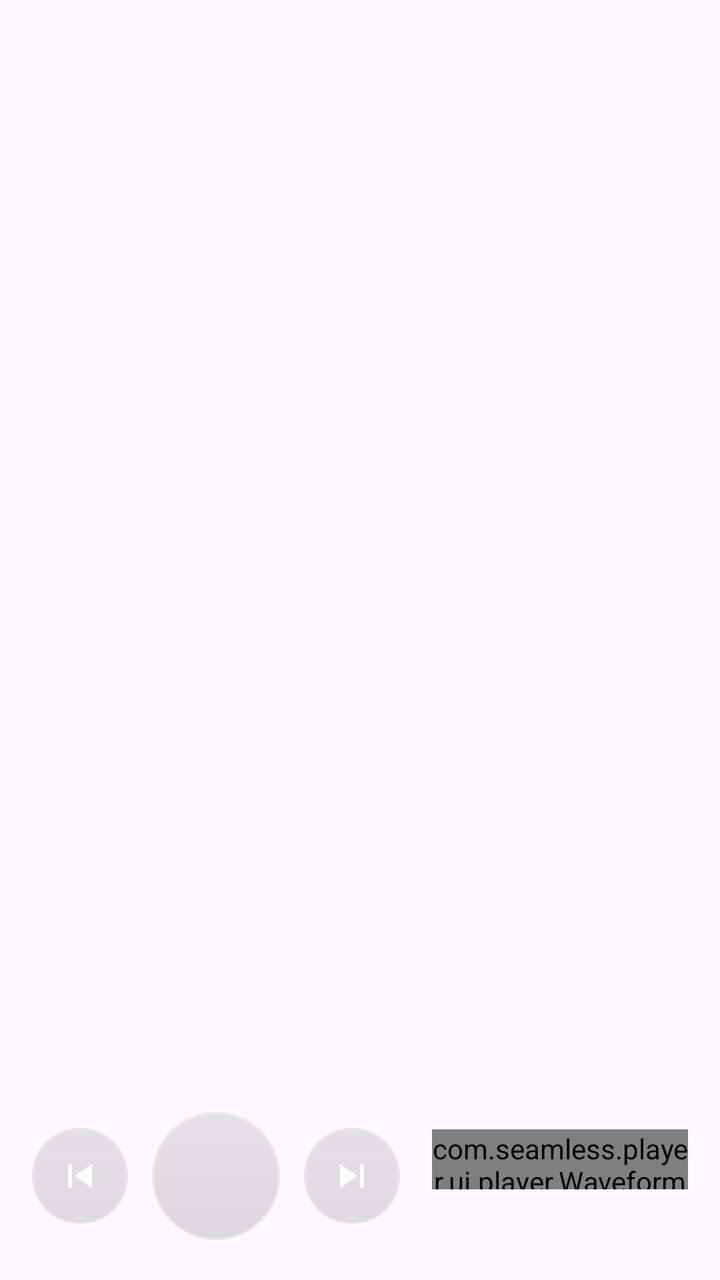
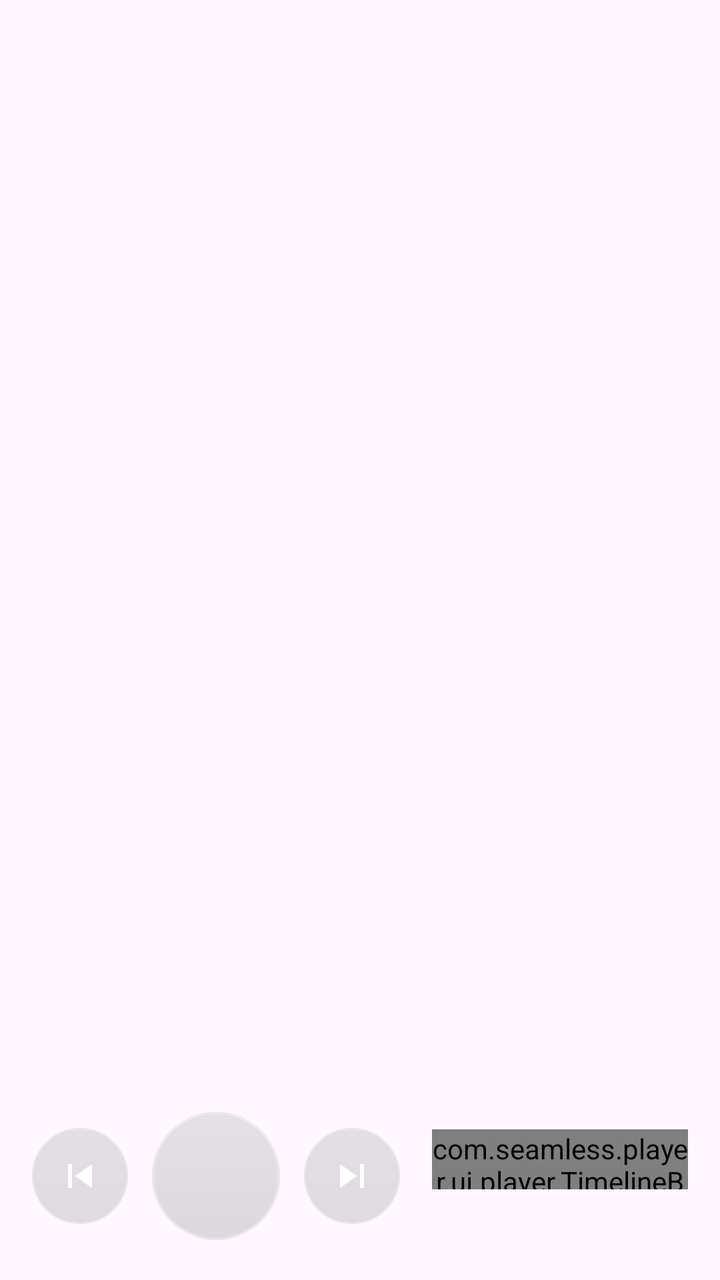

Before-and-after screenshots of an Android layout around one commit, followed by the original layout XML and the change that was made.
<!-- AndroidManifest.xml: application theme Theme.Seamless -->
<!-- res/layout/player_controls.xml -->
<?xml version="1.0" encoding="utf-8"?>
<FrameLayout xmlns:android="http://schemas.android.com/apk/res/android"
    xmlns:app="http://schemas.android.com/apk/res-auto"
    android:id="@+id/controls_root"
    android:layout_width="match_parent"
    android:layout_height="match_parent">

    
    <LinearLayout
        android:id="@+id/controls_bar"
        android:layout_width="match_parent"
        android:layout_height="wrap_content"
        android:layout_gravity="bottom"
        android:gravity="center_vertical"
        android:orientation="horizontal"
        android:paddingStart="16dp"
        android:paddingTop="12dp"
        android:paddingEnd="16dp"
        android:paddingBottom="20dp">

        
        <LinearLayout
            android:id="@+id/transport"
            android:layout_width="wrap_content"
            android:layout_height="wrap_content"
            android:gravity="center_vertical"
            android:orientation="horizontal">

            <ImageButton
                android:id="@+id/btn_prev"
                android:layout_width="48dp"
                android:layout_height="48dp"
                android:background="@drawable/transport_disc_bg"
                android:contentDescription="@string/action_previous"
                android:padding="12dp"
                android:scaleType="fitCenter"
                android:src="@drawable/ic_skip_previous" />

            
            <ImageButton
                android:id="@+id/exo_play_pause"
                android:layout_width="64dp"
                android:layout_height="64dp"
                android:layout_marginStart="12dp"
                android:layout_marginEnd="12dp"
                android:background="@drawable/transport_play_disc_bg"
                android:contentDescription="@null"
                android:padding="16dp"
                android:scaleType="fitCenter" />

            <ImageButton
                android:id="@+id/btn_next"
                android:layout_width="48dp"
                android:layout_height="48dp"
                android:background="@drawable/transport_disc_bg"
                android:contentDescription="@string/action_next"
                android:padding="12dp"
                android:scaleType="fitCenter"
                android:src="@drawable/ic_skip_next" />
        </LinearLayout>

        
        <LinearLayout
            android:layout_width="0dp"
            android:layout_height="wrap_content"
            android:layout_marginStart="16dp"
            android:layout_weight="1"
            android:orientation="vertical">

            
            <com.seamless.player.ui.player.WaveformTimeBar
                android:id="@+id/exo_progress"
                android:layout_width="match_parent"
                android:layout_height="30dp" />

            <LinearLayout
                android:layout_width="match_parent"
                android:layout_height="wrap_content"
                android:orientation="horizontal">

                <TextView
                    android:id="@+id/exo_position"
                    android:layout_width="wrap_content"
                    android:layout_height="wrap_content"
                    android:textColor="#D9FFFFFF"
                    android:textSize="12sp" />

                <Space
                    android:layout_width="0dp"
                    android:layout_height="wrap_content"
                    android:layout_weight="1" />

                
                <TextView
                    android:id="@+id/time_remaining"
                    android:layout_width="wrap_content"
                    android:layout_height="wrap_content"
                    android:textColor="#D9FFFFFF"
                    android:textSize="12sp" />
            </LinearLayout>
        </LinearLayout>
    </LinearLayout>
</FrameLayout>
<!-- resources referenced by this layout -->
<resources>
  <!-- drawable ic_skip_next (drawable) -->
  <vector xmlns:android="http://schemas.android.com/apk/res/android"
      android:width="24dp" android:height="24dp"
      android:viewportWidth="24" android:viewportHeight="24">
      <path android:fillColor="#FFFFFFFF"
          android:pathData="M6,18l8.5,-6L6,6zM16,6h2v12h-2z" />
  </vector>
  <!-- drawable ic_skip_previous (drawable) -->
  <vector xmlns:android="http://schemas.android.com/apk/res/android"
      android:width="24dp" android:height="24dp"
      android:viewportWidth="24" android:viewportHeight="24">
      <path android:fillColor="#FFFFFFFF"
          android:pathData="M6,6h2v12H6zM9.5,12l8.5,6V6z" />
  </vector>
  <!-- drawable transport_disc_bg (drawable) -->
  <?xml version="1.0" encoding="utf-8"?>
  <ripple xmlns:android="http://schemas.android.com/apk/res/android"
      android:color="#40FFFFFF">
      <item android:id="@android:id/mask">
          <shape android:shape="oval">
              <solid android:color="#FFFFFFFF" />
          </shape>
      </item>
      <item>
          <layer-list>
              <item>
                  <shape android:shape="oval">
                      <solid android:color="#1F000000" />
                  </shape>
              </item>
              <item>
                  <shape android:shape="oval">
                      <gradient
                          android:angle="270"
                          android:endColor="#0AFFFFFF"
                          android:startColor="#29FFFFFF" />
                      <stroke
                          android:width="1dp"
                          android:color="#33FFFFFF" />
                  </shape>
              </item>
          </layer-list>
      </item>
  </ripple>
  <!-- drawable transport_play_disc_bg (drawable) -->
  <?xml version="1.0" encoding="utf-8"?>
  <ripple xmlns:android="http://schemas.android.com/apk/res/android"
      android:color="#4DFFFFFF">
      <item android:id="@android:id/mask">
          <shape android:shape="oval">
              <solid android:color="#FFFFFFFF" />
          </shape>
      </item>
      <item>
          <layer-list>
              <item>
                  <shape android:shape="oval">
                      <solid android:color="#26000000" />
                  </shape>
              </item>
              <item>
                  <shape android:shape="oval">
                      <gradient
                          android:angle="270"
                          android:endColor="#1FFFFFFF"
                          android:startColor="#52FFFFFF" />
                      <stroke
                          android:width="1dp"
                          android:color="#66FFFFFF" />
                  </shape>
              </item>
          </layer-list>
      </item>
  </ripple>
  <string name="action_next">Next</string>
  <string name="action_previous">Previous</string>
  <style name="Theme.Seamless" parent="Theme.Material3.DayNight.NoActionBar">
          
          <item name="preferenceTheme">@style/PreferenceThemeOverlay</item>
      </style>
</resources>

<!-- the commit's change to res/layout/player_controls.xml (unified diff, before → after) -->
@@ -68,7 +68,7 @@
             android:orientation="vertical">
 
             
-            <com.seamless.player.ui.player.WaveformTimeBar
+            <com.seamless.player.ui.player.TimelineBar
                 android:id="@+id/exo_progress"
                 android:layout_width="match_parent"
                 android:layout_height="30dp" />
